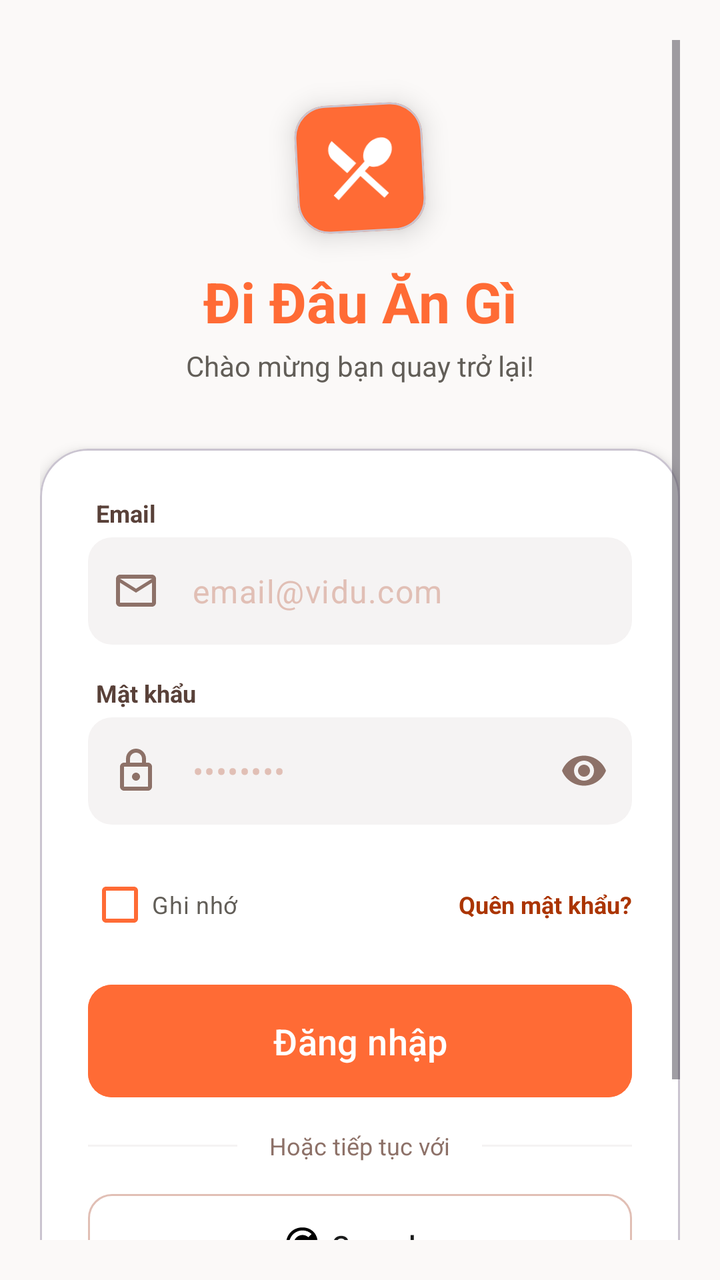
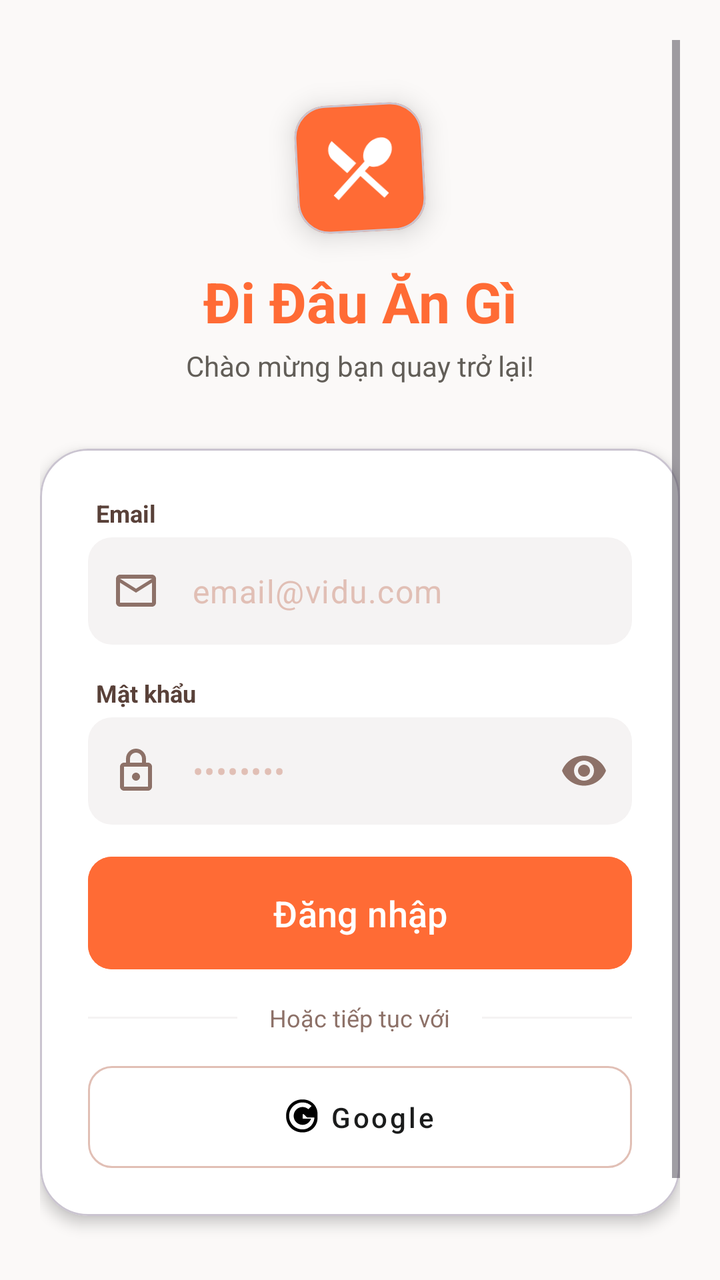

Screens rendered from an Android XML layout before and after an edit, with the pre-edit source and the edit as a unified diff.
<!-- AndroidManifest.xml: application theme Theme.AnGi_DiDau -->
<!-- res/layout/activity_login.xml -->
<?xml version="1.0" encoding="utf-8"?>
<androidx.constraintlayout.widget.ConstraintLayout xmlns:android="http://schemas.android.com/apk/res/android"
    xmlns:app="http://schemas.android.com/apk/res-auto"
    xmlns:tools="http://schemas.android.com/tools"
    android:layout_width="match_parent"
    android:layout_height="match_parent"
    android:background="@color/background"
    tools:context=".ui.auth.LoginActivity">

    <ScrollView
        android:layout_width="match_parent"
        android:layout_height="match_parent"
        android:fillViewport="true"
        android:padding="20dp"
        app:layout_constraintBottom_toBottomOf="parent"
        app:layout_constraintEnd_toEndOf="parent"
        app:layout_constraintStart_toStartOf="parent"
        app:layout_constraintTop_toTopOf="parent">

        <androidx.constraintlayout.widget.ConstraintLayout
            android:layout_width="match_parent"
            android:layout_height="wrap_content">

            
            <com.google.android.material.card.MaterialCardView
                android:id="@+id/cardLogo"
                android:layout_width="64dp"
                android:layout_height="64dp"
                android:layout_marginTop="32dp"
                android:rotation="-3"
                app:cardBackgroundColor="@color/primary_container"
                app:cardCornerRadius="16dp"
                app:cardElevation="8dp"
                app:layout_constraintEnd_toEndOf="parent"
                app:layout_constraintStart_toStartOf="parent"
                app:layout_constraintTop_toTopOf="parent">

                <ImageView
                    android:layout_width="40dp"
                    android:layout_height="40dp"
                    android:layout_gravity="center"
                    android:src="@drawable/ic_restaurant_menu"
                    app:tint="@color/on_primary" />
            </com.google.android.material.card.MaterialCardView>

            
            <TextView
                android:id="@+id/tvAppTitle"
                android:layout_width="wrap_content"
                android:layout_height="wrap_content"
                android:layout_marginTop="16dp"
                android:text="Đi Đâu Ăn Gì"
                android:textColor="@color/primary_container"
                android:textSize="28sp"
                android:textStyle="bold"
                app:layout_constraintEnd_toEndOf="parent"
                app:layout_constraintStart_toStartOf="parent"
                app:layout_constraintTop_toBottomOf="@id/cardLogo" />

            
            <TextView
                android:id="@+id/tvSubtitle"
                android:layout_width="wrap_content"
                android:layout_height="wrap_content"
                android:layout_marginTop="4dp"
                android:text="Chào mừng bạn quay trở lại!"
                android:textColor="@color/secondary"
                android:textSize="14sp"
                app:layout_constraintEnd_toEndOf="parent"
                app:layout_constraintStart_toStartOf="parent"
                app:layout_constraintTop_toBottomOf="@id/tvAppTitle" />

            
            <com.google.android.material.card.MaterialCardView
                android:id="@+id/cardForm"
                android:layout_width="0dp"
                android:layout_height="wrap_content"
                android:layout_marginTop="32dp"
                app:cardBackgroundColor="@color/surface_container_lowest"
                app:cardCornerRadius="24dp"
                app:cardElevation="4dp"
                app:layout_constraintEnd_toEndOf="parent"
                app:layout_constraintStart_toStartOf="parent"
                app:layout_constraintTop_toBottomOf="@id/tvSubtitle">

                <LinearLayout
                    android:layout_width="match_parent"
                    android:layout_height="wrap_content"
                    android:orientation="vertical"
                    android:padding="24dp">

                    
                    <TextView
                        android:layout_width="wrap_content"
                        android:layout_height="wrap_content"
                        android:layout_marginStart="4dp"
                        android:layout_marginBottom="4dp"
                        android:text="Email"
                        android:textColor="@color/on_surface_variant"
                        android:textSize="12sp"
                        android:textStyle="bold" />

                    <com.google.android.material.textfield.TextInputLayout
                        android:id="@+id/tilEmail"
                        android:layout_width="match_parent"
                        android:layout_height="wrap_content"
                        app:boxBackgroundColor="@color/surface_container_low"
                        app:boxCornerRadiusBottomEnd="12dp"
                        app:boxCornerRadiusBottomStart="12dp"
                        app:boxCornerRadiusTopEnd="12dp"
                        app:boxCornerRadiusTopStart="12dp"
                        app:boxStrokeColor="@color/primary_container"
                        app:boxStrokeWidth="0dp"
                        app:hintEnabled="false"
                        app:startIconDrawable="@drawable/ic_mail"
                        app:startIconTint="@color/outline_color">

                        <com.google.android.material.textfield.TextInputEditText
                            android:id="@+id/etEmail"
                            android:layout_width="match_parent"
                            android:layout_height="wrap_content"
                            android:hint="email@vidu.com"
                            android:inputType="textEmailAddress"
                            android:paddingTop="16dp"
                            android:paddingBottom="16dp"
                            android:textColorHint="@color/outline_variant" />
                    </com.google.android.material.textfield.TextInputLayout>

                    
                    <TextView
                        android:layout_width="wrap_content"
                        android:layout_height="wrap_content"
                        android:layout_marginStart="4dp"
                        android:layout_marginTop="16dp"
                        android:layout_marginBottom="4dp"
                        android:text="Mật khẩu"
                        android:textColor="@color/on_surface_variant"
                        android:textSize="12sp"
                        android:textStyle="bold" />

                    <com.google.android.material.textfield.TextInputLayout
                        android:id="@+id/tilPassword"
                        android:layout_width="match_parent"
                        android:layout_height="wrap_content"
                        app:boxBackgroundColor="@color/surface_container_low"
                        app:boxCornerRadiusBottomEnd="12dp"
                        app:boxCornerRadiusBottomStart="12dp"
                        app:boxCornerRadiusTopEnd="12dp"
                        app:boxCornerRadiusTopStart="12dp"
                        app:boxStrokeColor="@color/primary_container"
                        app:boxStrokeWidth="0dp"
                        app:endIconMode="password_toggle"
                        app:endIconTint="@color/outline_color"
                        app:hintEnabled="false"
                        app:startIconDrawable="@drawable/ic_lock"
                        app:startIconTint="@color/outline_color">

                        <com.google.android.material.textfield.TextInputEditText
                            android:id="@+id/etPassword"
                            android:layout_width="match_parent"
                            android:layout_height="wrap_content"
                            android:hint="••••••••"
                            android:inputType="textPassword"
                            android:paddingTop="16dp"
                            android:paddingBottom="16dp"
                            android:textColorHint="@color/outline_variant" />
                    </com.google.android.material.textfield.TextInputLayout>

                    
                    <LinearLayout
                        android:layout_width="match_parent"
                        android:layout_height="wrap_content"
                        android:layout_marginTop="16dp"
                        android:gravity="center_vertical"
                        android:orientation="horizontal">

                        <CheckBox
                            android:id="@+id/cbRemember"
                            android:layout_width="wrap_content"
                            android:layout_height="wrap_content"
                            android:buttonTint="@color/primary_container"
                            android:text="Ghi nhớ"
                            android:textColor="@color/secondary"
                            android:textSize="12sp" />

                        <View
                            android:layout_width="0dp"
                            android:layout_height="0dp"
                            android:layout_weight="1" />

                        <TextView
                            android:layout_width="wrap_content"
                            android:layout_height="wrap_content"
                            android:text="Quên mật khẩu?"
                            android:textColor="@color/primary"
                            android:textSize="12sp"
                            android:textStyle="bold" />
                    </LinearLayout>

                    
                    <com.google.android.material.button.MaterialButton
                        android:id="@+id/btnLogin"
                        android:layout_width="match_parent"
                        android:layout_height="wrap_content"
                        android:layout_marginTop="16dp"
                        android:backgroundTint="@color/primary_container"
                        android:insetTop="0dp"
                        android:insetBottom="0dp"
                        android:paddingTop="16dp"
                        android:paddingBottom="16dp"
                        android:text="Đăng nhập"
                        android:textAllCaps="false"
                        android:textColor="@color/on_primary"
                        android:textSize="18sp"
                        app:cornerRadius="12dp" />

                    
                    <LinearLayout
                        android:layout_width="match_parent"
                        android:layout_height="wrap_content"
                        android:layout_marginTop="16dp"
                        android:layout_marginBottom="16dp"
                        android:gravity="center_vertical"
                        android:orientation="horizontal">

                        <View
                            android:layout_width="0dp"
                            android:layout_height="1dp"
                            android:layout_weight="1"
                            android:background="@color/surface_container_low" />

                        <TextView
                            android:layout_width="wrap_content"
                            android:layout_height="wrap_content"
                            android:layout_marginStart="16dp"
                            android:layout_marginEnd="16dp"
                            android:text="Hoặc tiếp tục với"
                            android:textColor="@color/outline_color"
                            android:textSize="12sp" />

                        <View
                            android:layout_width="0dp"
                            android:layout_height="1dp"
                            android:layout_weight="1"
                            android:background="@color/surface_container_low" />
                    </LinearLayout>

                    
                    <com.google.android.material.button.MaterialButton
                        android:id="@+id/btnGoogle"
                        style="@style/Widget.MaterialComponents.Button.OutlinedButton"
                        android:layout_width="match_parent"
                        android:layout_height="wrap_content"
                        android:insetTop="0dp"
                        android:insetBottom="0dp"
                        android:paddingTop="16dp"
                        android:paddingBottom="16dp"
                        android:text="Google"
                        android:textAllCaps="false"
                        android:textColor="@color/on_surface"
                        app:cornerRadius="12dp"
                        app:icon="@drawable/ic_google"
                        app:iconGravity="textStart"
                        app:iconTint="@null"
                        app:strokeColor="@color/outline_variant" />

                </LinearLayout>
            </com.google.android.material.card.MaterialCardView>

            
            <TextView
                android:id="@+id/tvGoToRegister"
                android:layout_width="wrap_content"
                android:layout_height="wrap_content"
                android:layout_marginTop="24dp"
                android:layout_marginBottom="24dp"
                android:text="Chưa có tài khoản? Đăng ký ngay"
                android:textColor="@color/secondary"
                android:textSize="14sp"
                app:layout_constraintBottom_toBottomOf="parent"
                app:layout_constraintEnd_toEndOf="parent"
                app:layout_constraintStart_toStartOf="parent"
                app:layout_constraintTop_toBottomOf="@id/cardForm" />

        </androidx.constraintlayout.widget.ConstraintLayout>
    </ScrollView>
</androidx.constraintlayout.widget.ConstraintLayout>
<!-- resources referenced by this layout -->
<resources>
  <color name="background">#FBF9F8</color>
  <color name="on_primary">#FFFFFF</color>
  <color name="on_surface">#1B1C1C</color>
  <color name="on_surface_variant">#594139</color>
  <color name="outline_color">#8D7168</color>
  <color name="outline_variant">#E1BFB5</color>
  <color name="primary">#AB3500</color>
  <color name="primary_container">#FF6B35</color>
  <color name="secondary">#625E58</color>
  <color name="surface_container_low">#F5F3F3</color>
  <color name="surface_container_lowest">#FFFFFF</color>
  <!-- drawable ic_google (drawable) -->
  <vector xmlns:android="http://schemas.android.com/apk/res/android"
      android:width="24dp"
      android:height="24dp"
      android:viewportWidth="24"
      android:viewportHeight="24">
    <path
        android:fillColor="#FF000000"
        android:pathData="M12.24,10.28L14.44,12.5H21.38C21.46,11.83 21.5,11.14 21.5,10.42C21.5,4.7 17.2,0.5 11.5,0.5C5.16,0.5 0.5,5.16 0.5,11.5C0.5,17.84 5.16,22.5 11.5,22.5C17.2,22.5 21.5,18.3 21.5,12.58C21.5,11.82 21.43,11.08 21.28,10.36H11.5V10.28zM11.5,20.5C6.54,20.5 2.5,16.46 2.5,11.5C2.5,6.54 6.54,2.5 11.5,2.5C13.84,2.5 15.96,3.41 17.5,4.9L15.35,7.05C14.36,6.13 13.01,5.55 11.5,5.55C8.21,5.55 5.55,8.21 5.55,11.5C5.55,14.79 8.21,17.45 11.5,17.45C14.15,17.45 16.39,15.71 17.15,13.3H11.5V10.28H19.26C19.38,10.74 19.45,11.23 19.45,11.75C19.45,16.59 16.14,20.5 11.5,20.5Z"/>
  </vector>
  <!-- drawable ic_lock (drawable) -->
  <vector xmlns:android="http://schemas.android.com/apk/res/android"
      android:width="24dp"
      android:height="24dp"
      android:viewportWidth="24"
      android:viewportHeight="24">
    <path
        android:fillColor="#FF000000"
        android:pathData="M18,8h-1V6c0,-2.76 -2.24,-5 -5,-5S7,3.24 7,6v2H6c-1.1,0 -2,0.9 -2,2v10c0,1.1 0.9,2 2,2h12c1.1,0 2,-0.9 2,-2V10C20,8.9 19.1,8 18,8zM9,6c0,-1.66 1.34,-3 3,-3s3,1.34 3,3v2H9V6zM18,20H6V10h12V20zM12,17c1.1,0 2,-0.9 2,-2c0,-1.1 -0.9,-2 -2,-2s-2,0.9 -2,2C10,16.1 10.9,17 12,17z"/>
  </vector>
  <!-- drawable ic_mail (drawable) -->
  <vector xmlns:android="http://schemas.android.com/apk/res/android"
      android:width="24dp"
      android:height="24dp"
      android:viewportWidth="24"
      android:viewportHeight="24">
    <path
        android:fillColor="#FF000000"
        android:pathData="M20,4H4C2.9,4 2.01,4.9 2.01,6L2,18c0,1.1 0.9,2 2,2h16c1.1,0 2,-0.9 2,-2V6C22,4.9 21.1,4 20,4zM20,18H4V8l8,5l8,-5V18zM12,11L4,6h16L12,11z"/>
  </vector>
  <!-- drawable ic_restaurant_menu (drawable) -->
  <vector xmlns:android="http://schemas.android.com/apk/res/android"
      android:width="24dp"
      android:height="24dp"
      android:viewportWidth="24"
      android:viewportHeight="24">
    <path
        android:fillColor="#FF000000"
        android:pathData="M8.1,13.34l2.83,-2.83L3.91,3.5c-1.56,1.56 -1.56,4.09 0,5.66l4.19,4.18zM14.88,11.53c1.53,0.71 3.68,0.21 5.27,-1.38c1.91,-1.91 2.28,-4.65 0.81,-6.12c-1.46,-1.46 -4.2,-1.1 -6.12,0.81c-1.59,1.59 -2.09,3.74 -1.38,5.27L3.7,19.87l1.41,1.41L12,14.41l6.88,6.88l1.41,-1.41L13.41,13l1.47,-1.47z"/>
  </vector>
  <style name="Theme.AnGi_DiDau" parent="Base.Theme.AnGi_DiDau" />
  <style name="Base.Theme.AnGi_DiDau" parent="Theme.Material3.DayNight.NoActionBar">
          
          
      </style>
</resources>

<!-- the commit's change to res/layout/activity_login.xml (unified diff, before → after) -->
@@ -166,36 +166,7 @@
                             android:textColorHint="@color/outline_variant" />
                     </com.google.android.material.textfield.TextInputLayout>
 
-                    
-                    <LinearLayout
-                        android:layout_width="match_parent"
-                        android:layout_height="wrap_content"
-                        android:layout_marginTop="16dp"
-                        android:gravity="center_vertical"
-                        android:orientation="horizontal">
-
-                        <CheckBox
-                            android:id="@+id/cbRemember"
-                            android:layout_width="wrap_content"
-                            android:layout_height="wrap_content"
-                            android:buttonTint="@color/primary_container"
-                            android:text="Ghi nhớ"
-                            android:textColor="@color/secondary"
-                            android:textSize="12sp" />
-
-                        <View
-                            android:layout_width="0dp"
-                            android:layout_height="0dp"
-                            android:layout_weight="1" />
-
-                        <TextView
-                            android:layout_width="wrap_content"
-                            android:layout_height="wrap_content"
-                            android:text="Quên mật khẩu?"
-                            android:textColor="@color/primary"
-                            android:textSize="12sp"
-                            android:textStyle="bold" />
-                    </LinearLayout>
+
 
                     
                     <com.google.android.material.button.MaterialButton
<!-- resource entries referenced after the edit -->
@@ -6,7 +6,6 @@
   <color name="on_surface_variant">#594139</color>
   <color name="outline_color">#8D7168</color>
   <color name="outline_variant">#E1BFB5</color>
-  <color name="primary">#AB3500</color>
   <color name="primary_container">#FF6B35</color>
   <color name="secondary">#625E58</color>
   <color name="surface_container_low">#F5F3F3</color>
